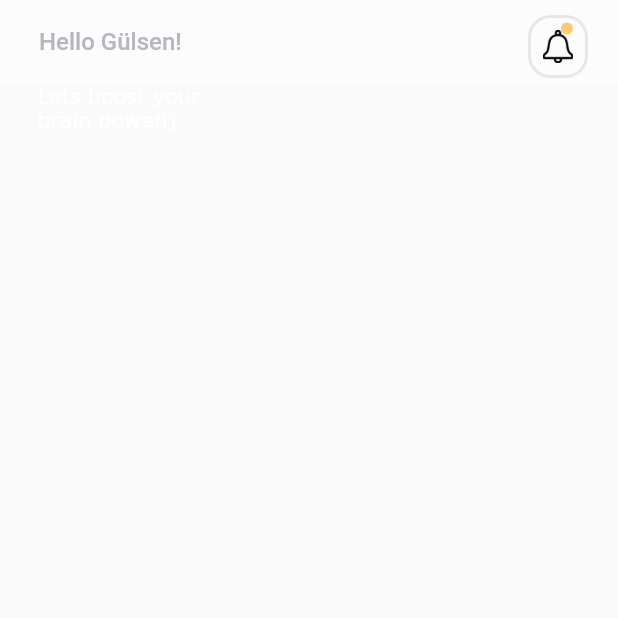
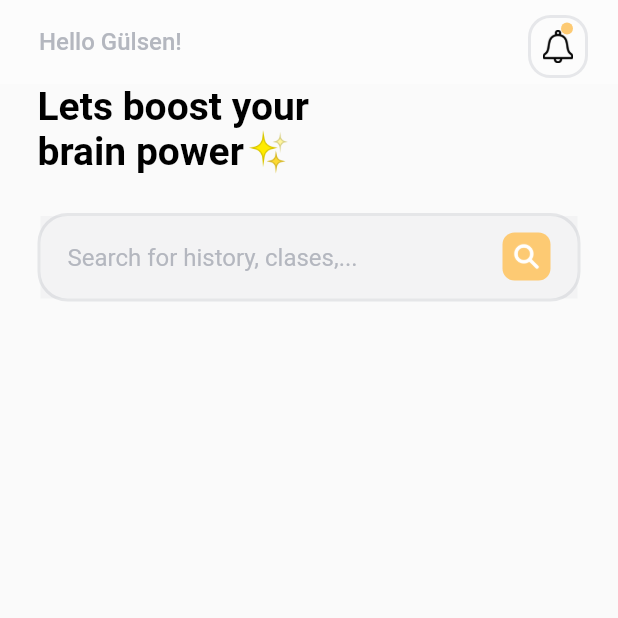
Before and after one commit to gulsenkeskin/course_app, a Flutter app: the screen it shows after launch, on a phone screen of 412 x 824 dp, the top half of it. Run offline on Flutter 3.47's test engine with Material 2 defaults, Android fonts, the phone set to English and light mode, and no system bars.

Commit message:
added search icon

```diff
--- a/lib/screens/home/home.dart
+++ b/lib/screens/home/home.dart
@@ -1,5 +1,6 @@
 import 'package:course_app/constants/colors.dart';
 import 'package:course_app/screens/home/widget/emoji_text.dart';
+import 'package:course_app/screens/home/widget/search_input.dart';
 import 'package:flutter/material.dart';
 
 class HomePage extends StatelessWidget {
@@ -13,7 +14,7 @@ class HomePage extends StatelessWidget {
         child: Column(
           crossAxisAlignment: CrossAxisAlignment.start,
           mainAxisSize: MainAxisSize.min,
-          children: [EmojiText()],
+          children: [EmojiText(),SearchInput()],
         ),
       ),
     );
--- a/lib/screens/home/widget/emoji_text.dart
+++ b/lib/screens/home/widget/emoji_text.dart
@@ -6,20 +6,18 @@ class EmojiText extends StatelessWidget {
   @override
   Widget build(BuildContext context) {
     return Container(
-      padding: EdgeInsets.only(left:
-      25),
-      child:RichText(
-        text: TextSpan(
-          children: [
+        padding: EdgeInsets.only(left: 25),
+        child: RichText(
+          text: TextSpan(children: [
             TextSpan(
-              text: 'Let\s boost your\nbrain power',
-            ),
-            TextSpan(text: '✨')
-          ]
-        ),
-      )
-
-
-    );
+                text: 'Let\s boost your\nbrain power',
+                style: TextStyle(
+                  fontWeight: FontWeight.bold,
+                  fontSize: 26,
+                  color: Colors.black
+                )),
+            TextSpan(text: '✨', style: TextStyle(fontSize: 26))
+          ]),
+        ));
   }
 }
--- /dev/null
+++ b/lib/screens/home/widget/search_input.dart
@@ -0,0 +1,42 @@
+import 'package:course_app/constants/colors.dart';
+import 'package:flutter/material.dart';
+
+class SearchInput extends StatelessWidget {
+  const SearchInput({Key? key}) : super(key: key);
+
+  @override
+  Widget build(BuildContext context) {
+    return Container(
+      child: Stack(
+        children: [
+          Container(
+            margin: EdgeInsets.all(25),
+            decoration: BoxDecoration(
+                borderRadius: BorderRadius.circular(20),
+                border:
+                    Border.all(color: kFontLight.withOpacity(0.3), width: 2)),
+            child: TextField(
+              cursorColor: kFontLight,
+              decoration: InputDecoration(
+                  fillColor: kFontLight.withOpacity(0.1),
+                  filled: true,
+                  contentPadding: EdgeInsets.all(18),
+                  border: InputBorder.none,
+                  hintText: 'Search for history, clases,...',
+                  hintStyle: TextStyle(color: kFontLight)),
+            ),
+          ),
+          Positioned(
+            right: 45,
+            top: 38,
+            child: Container(
+              padding: EdgeInsets.all(2),
+              decoration: BoxDecoration(color: kAccent, borderRadius: BorderRadius.circular(8)),
+              child: Image.asset('assets/icons/search.png', width: 28,),
+            ),
+          )
+        ],
+      ),
+    );
+  }
+}
```
Also changed, not shown: assets/icons/search.png (added).
